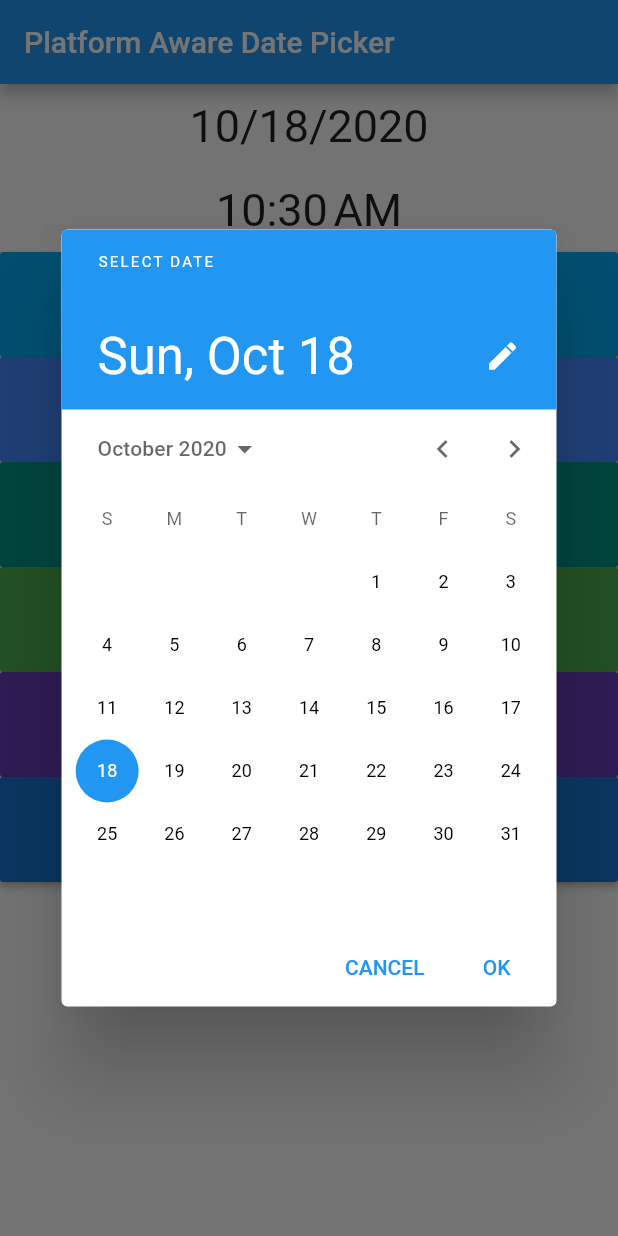
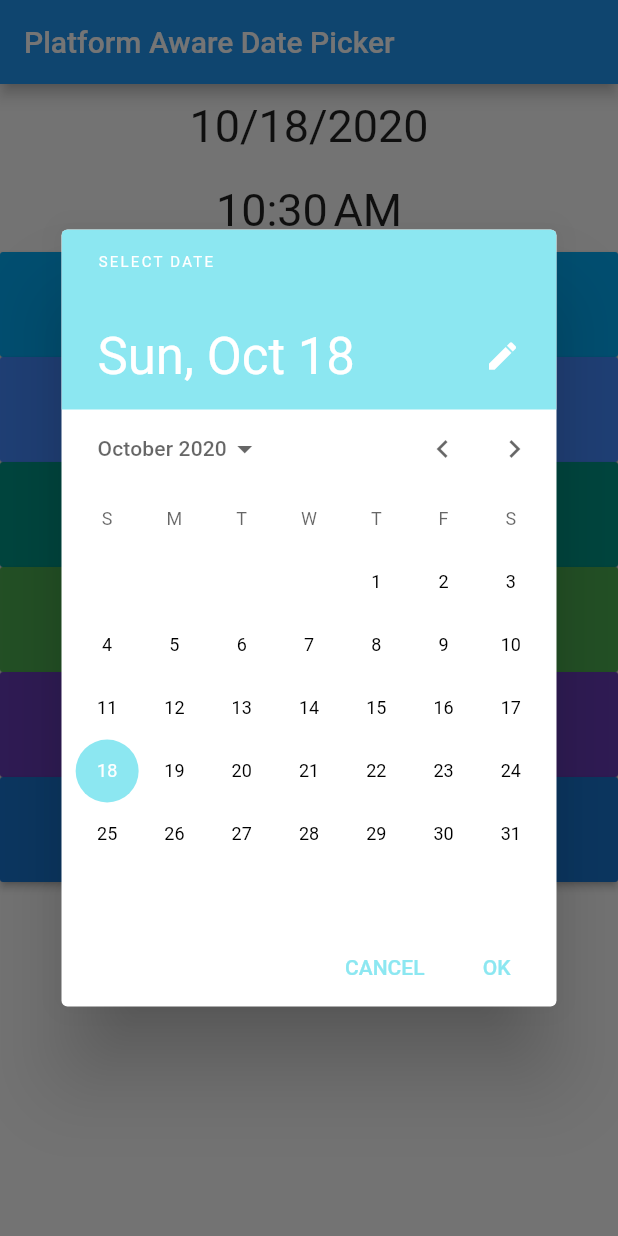
Before and after one commit to aaqibismail/platform_date_picker, a Flutter app: the screen it shows after launch, after a tap on "Default Date Picker", on a phone screen of 412 x 824 dp. Run offline on Flutter 3.47's test engine with Material 2 defaults, Android fonts, the phone set to English and light mode, and no system bars.

Commit message:
Remove universal_platform dependency

```diff
--- a/example/lib/main.dart
+++ b/example/lib/main.dart
@@ -67,6 +67,17 @@ class _HomePageState extends State<HomePage> {
                   firstDate: DateTime(DateTime.now().year - 2),
                   initialDate: DateTime.now(),
                   lastDate: DateTime(DateTime.now().year + 2),
+                  builder: (context, child) => Theme(
+                    data: ThemeData.light().copyWith(
+                      primaryColor: const Color(0xFF8CE7F1),
+                      accentColor: const Color(0xFF8CE7F1),
+                      colorScheme:
+                          ColorScheme.light(primary: const Color(0xFF8CE7F1)),
+                      buttonTheme:
+                          ButtonThemeData(textTheme: ButtonTextTheme.primary),
+                    ),
+                    child: child,
+                  ),
                 );
                 if (temp != null) setState(() => date = temp);
               },
--- a/example/pubspec.yaml
+++ b/example/pubspec.yaml
@@ -27,7 +27,7 @@ dependencies:
 
   # The following adds the Cupertino Icons font to your application.
   # Use with the CupertinoIcons class for iOS style icons.
-  cupertino_icons: ^0.1.3
+  cupertino_icons: ^1.0.0
 
 dev_dependencies:
   platform_date_picker:
--- a/lib/src/platform_date_picker_plugin.dart
+++ b/lib/src/platform_date_picker_plugin.dart
@@ -1,4 +1,3 @@
-import 'package:universal_platform/universal_platform.dart';
 import 'package:flutter/cupertino.dart';
 import 'package:flutter/material.dart';
 
@@ -49,7 +48,8 @@ class PlatformDatePicker {
     bool showMaterial = false,
     bool showCupertino = false,
   }) async {
-    if ((UniversalPlatform.isIOS && !showMaterial) || showCupertino) {
+    if ((Theme.of(context).platform == TargetPlatform.iOS && !showMaterial) ||
+        showCupertino) {
       DateTime keep;
       await showModalBottomSheet(
         context: context,
@@ -113,7 +113,8 @@ class PlatformDatePicker {
     bool showCupertino = false,
     bool showMaterial = false,
   }) async {
-    if ((UniversalPlatform.isIOS && !showMaterial) || showCupertino) {
+    if ((Theme.of(context).platform == TargetPlatform.iOS && !showMaterial) ||
+        showCupertino) {
       DateTime now = DateTime.now();
       DateTime keep;
       await showModalBottomSheet(
--- a/pubspec.yaml
+++ b/pubspec.yaml
@@ -1,13 +1,12 @@
 name: platform_date_picker
-description: A platform aware date and time picker. Unlike the showDatePicker and showTimePicker functions, this package automatically chooose the appropiate widget depending on the platform.
-version: 0.0.3
+description: A platform aware date and time picker. Unlike the default Flutter showDatePicker and showTimePicker functions, this package automatically chooose the appropiate widget depending on the platform specified in the ThemeData of MaterialApp and CupertinoApp.
+version: 0.0.4
 homepage: https://github.com/aaqibism/platform_date_picker
 
 environment:
   sdk: ">=2.1.0 <3.0.0"
 
 dependencies:
-  universal_platform: ^0.1.3
   flutter:
     sdk: flutter
 
```
Also changed, not shown: 1 other file.
